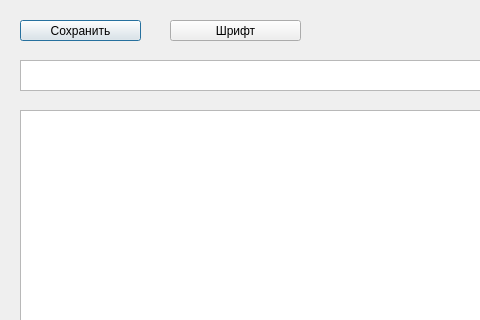
Before: the Qt Designer form 004_CHMV/QTLearning/CW01/dayeditdialog.ui in leaptop/repos2, drawn with Qt 5; both pictures show x 0 to 480 and y 0 to 320 of the 949 by 553 pixel window.
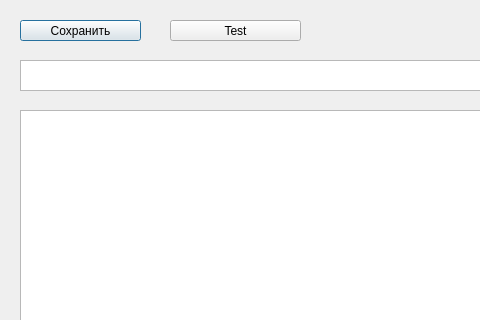
After: the same form once the commit is applied.

What changed in the file:
```diff
--- a/004_CHMV/QTLearning/CW01/dayeditdialog.ui
+++ b/004_CHMV/QTLearning/CW01/dayeditdialog.ui
@@ -56,7 +56,7 @@
     </rect>
    </property>
    <property name="text">
-    <string>Шрифт</string>
+    <string>Test</string>
    </property>
   </widget>
  </widget>
```
